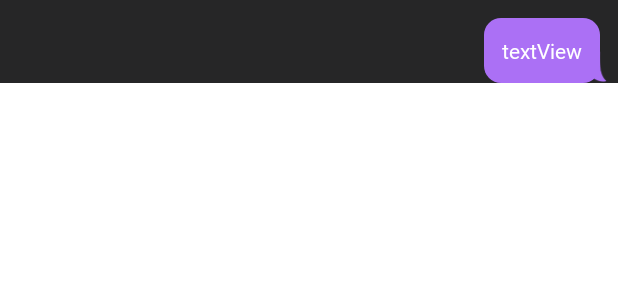
After one commit to Apophis-AppJam/ApophisAndroid, an Android app: the layout item_chat_user.xml on its own in the app's theme, with its tools: preview values and no code run, on a phone screen of 412 x 824 dp. The commit adds this screen. Shown: the top 300 px of the screen. Run offline under Robolectric (Android 15) with nearby library versions, the phone set to English and light mode, and no system bars.

```diff
--- a/app/src/main/java/com/example/apophis_android/data/remote/response/ChoiceChatResponse.kt
+++ b/app/src/main/java/com/example/apophis_android/data/remote/response/ChoiceChatResponse.kt
@@ -12,6 +12,6 @@ data class ChoiceChatResponse(
     val info: String,
     val day: Int,
     val replyNum: Int,
-    @SerializedName("choiceChatWords")
-    val ChoiceChatWords: ArrayList<ChoiceChat>
+    @SerializedName("ChoiceWords")
+    val choiceWords: ArrayList<ChoiceChat>
 )
--- a/app/src/main/res/layout/activity_second_day_chat.xml
+++ b/app/src/main/res/layout/activity_second_day_chat.xml
@@ -50,8 +50,8 @@
         android:id="@+id/rcv_second_chat"
         android:layout_width="0dp"
         android:layout_height="0dp"
+        android:layoutAnimation="@anim/layout_animation_bottom_to_top"
         android:orientation="vertical"
-        android:layoutAnimation="@anim/layout_animation_bottom_to_top"
         app:layoutManager="androidx.recyclerview.widget.LinearLayoutManager"
         app:layout_constraintBottom_toTopOf="@+id/cl_second_chat_bottom"
         app:layout_constraintEnd_toEndOf="parent"
--- /dev/null
+++ b/app/src/main/res/layout/item_chat_user.xml
@@ -0,0 +1,46 @@
+<?xml version="1.0" encoding="utf-8"?>
+<androidx.constraintlayout.widget.ConstraintLayout xmlns:android="http://schemas.android.com/apk/res/android"
+    xmlns:app="http://schemas.android.com/apk/res-auto"
+    xmlns:tools="http://schemas.android.com/tools"
+    android:layout_width="match_parent"
+    android:layout_height="wrap_content"
+    android:background="@color/black262627">
+
+    <ImageView
+        android:id="@+id/img_chat_right_tail"
+        android:layout_width="22dp"
+        android:layout_height="22dp"
+        android:layout_marginEnd="7dp"
+        android:src="@drawable/img_textbox_right"
+        app:layout_constraintBottom_toBottomOf="parent"
+        app:layout_constraintEnd_toEndOf="parent" />
+
+    <androidx.constraintlayout.widget.ConstraintLayout
+        android:id="@+id/view_chat_right"
+        android:layout_width="wrap_content"
+        android:layout_height="wrap_content"
+        android:layout_marginTop="12dp"
+        android:layout_marginEnd="12dp"
+        app:layout_constraintEnd_toEndOf="parent"
+        app:layout_constraintTop_toTopOf="parent"
+        android:background="@drawable/round_rectangle_purple_17dp">
+
+        <TextView
+            android:id="@+id/user_chat_content"
+            android:layout_width="wrap_content"
+            android:layout_height="wrap_content"
+            android:text="textView"
+            android:textSize="14dp"
+            android:textColor="@color/white"
+            android:fontFamily="@font/gmarket_sans_medium"
+            android:layout_marginStart="12dp"
+            android:layout_marginTop="12dp"
+            android:layout_marginEnd="12dp"
+            android:layout_marginBottom="12dp"
+            app:layout_constraintBottom_toBottomOf="parent"
+            app:layout_constraintEnd_toEndOf="parent"
+            app:layout_constraintStart_toStartOf="parent"
+            app:layout_constraintTop_toTopOf="parent" />
+
+    </androidx.constraintlayout.widget.ConstraintLayout>
+</androidx.constraintlayout.widget.ConstraintLayout>
--- a/app/src/main/res/layout/item_chip_choice.xml
+++ b/app/src/main/res/layout/item_chip_choice.xml
@@ -8,10 +8,11 @@
 
     <com.google.android.material.chip.ChipGroup
         android:id="@+id/chipgroup_choice"
-        android:layout_width="wrap_content"
+        android:layout_width="0dp"
         android:layout_height="wrap_content"
         android:layout_marginStart="16dp"
         android:layout_marginTop="12dp"
+        android:layout_marginEnd="16dp"
         app:chipSpacingHorizontal="8dp"
         app:chipSpacingVertical="8dp"
         app:layout_constraintEnd_toEndOf="parent"
```
Also changed, not shown: app/build.gradle (+7 -7 lines), app/src/main/java/com/example/apophis_android/data/entity/OurAponymousChat.kt (added, +11 -0 lines), app/src/main/java/com/example/apophis_android/data/remote/ApophisService.kt (+7 -0 lines), app/src/main/java/com/example/apophis_android/ui/firstDay/FirstDayChatAdapter.kt (+6 -6 lines), app/src/main/java/com/example/apophis_android/ui/secondDay/SecondDayChatActivity.kt (+72 -7 lines), app/src/main/java/com/example/apophis_android/ui/secondDay/adpater/AponymousChatAdapter.kt (+40 -11 lines), app/src/main/java/com/example/apophis_android/ui/secondDay/adpater/UserChatAdapter.kt (+28 -9 lines), app/src/main/res/layout/item_chat_aponymous_image.xml (renamed from app/src/main/res/layout/item_chat_right.xml, +19 -21 lines), app/src/main/res/layout/item_second_day_user_input.xml (+3 -9 lines), app/src/main/res/layout/item_chat_aponymous.xml (renamed from app/src/main/res/layout/item_chat_left.xml).
